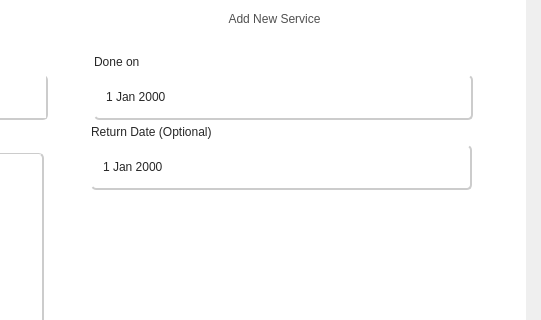
DreddVDomasian/Petmate-Desktop-Application, file Frontend/Home.ui: the form before one commit; both pictures show x 739 to 1280 and y 178 to 498 of the 1280 by 725 pixel window.
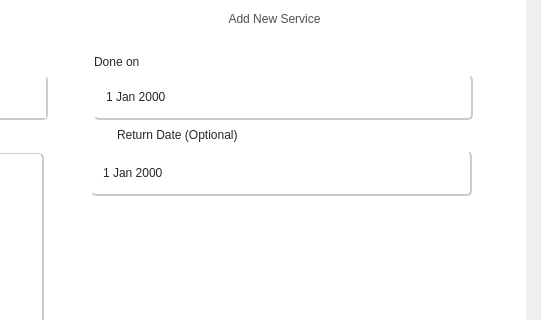
The form after the commit. The open tabs and pages were chosen to show the change. Icons and pictures are not drawn.

Commit message:
Add optional return date with checkbox control
Introduced a QCheckBox to allow users to optionally enable and select a return date. The return date field is now disabled by default and only enabled when the checkbox is checked, improving form flexibility and user experience.

The edit to the form file:
```diff
--- a/Frontend/Home.ui
+++ b/Frontend/Home.ui
@@ -8582,10 +8582,16 @@
                                <number>0</number>
                               </property>
                               <item>
-                               <widget class="QLabel" name="label_140">
+                               <widget class="QCheckBox" name="returnCheckBox">
                                 <property name="styleSheet">
-                                 <string notr="true">font: 63 12pt &quot;Montserrat SemiBold&quot;;
-color:rgb(39, 39, 39);</string>
+                                 <string notr="true">QCheckBox{
+   font: 63 12pt &quot;Montserrat SemiBold&quot;;
+	color:rgb(39, 39, 39);
+}
+QCheckBox::indicator {
+    width: 20px;
+    height: 20px;
+}</string>
                                 </property>
                                 <property name="text">
                                  <string>Return Date (Optional)</string>
@@ -8675,6 +8681,9 @@
 }
 </string>
                                 </property>
+                                <property name="specialValueText">
+                                 <string/>
+                                </property>
                                 <property name="calendarPopup">
                                  <bool>true</bool>
                                 </property>
```
Left out of the diff: 20 changed lines with no effect on the pictures. The commit also changes 1 other file.
